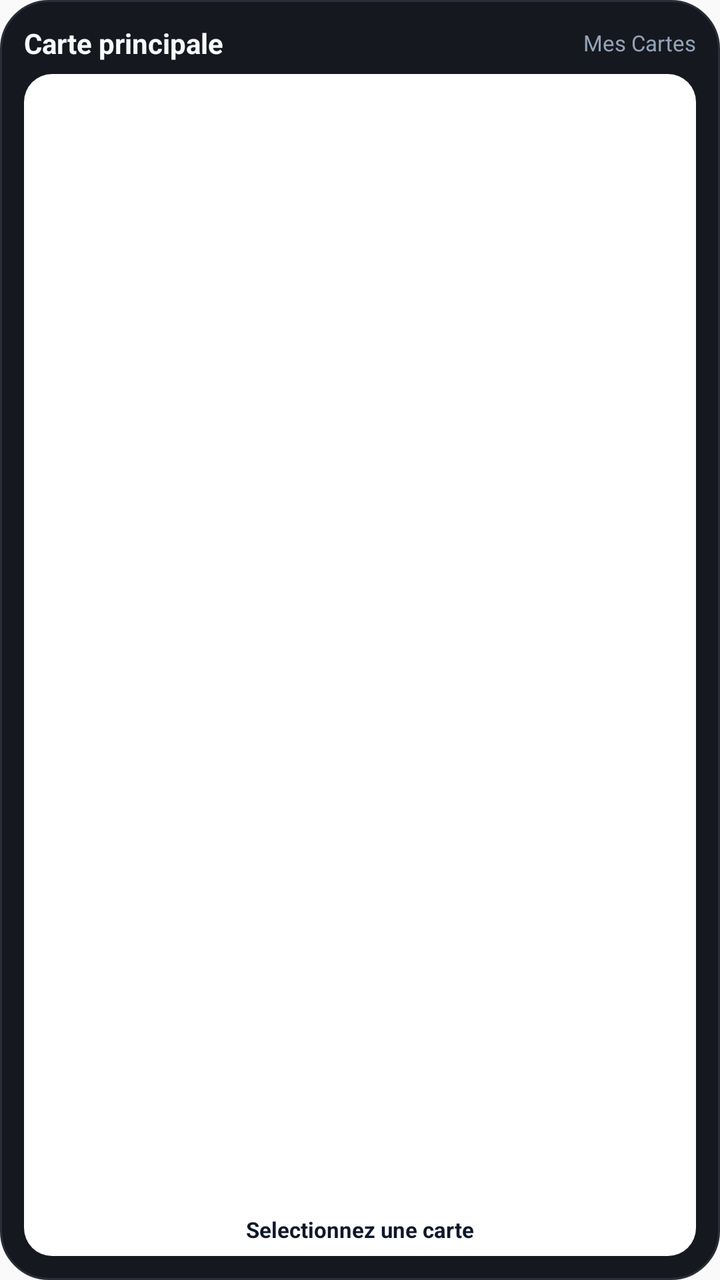
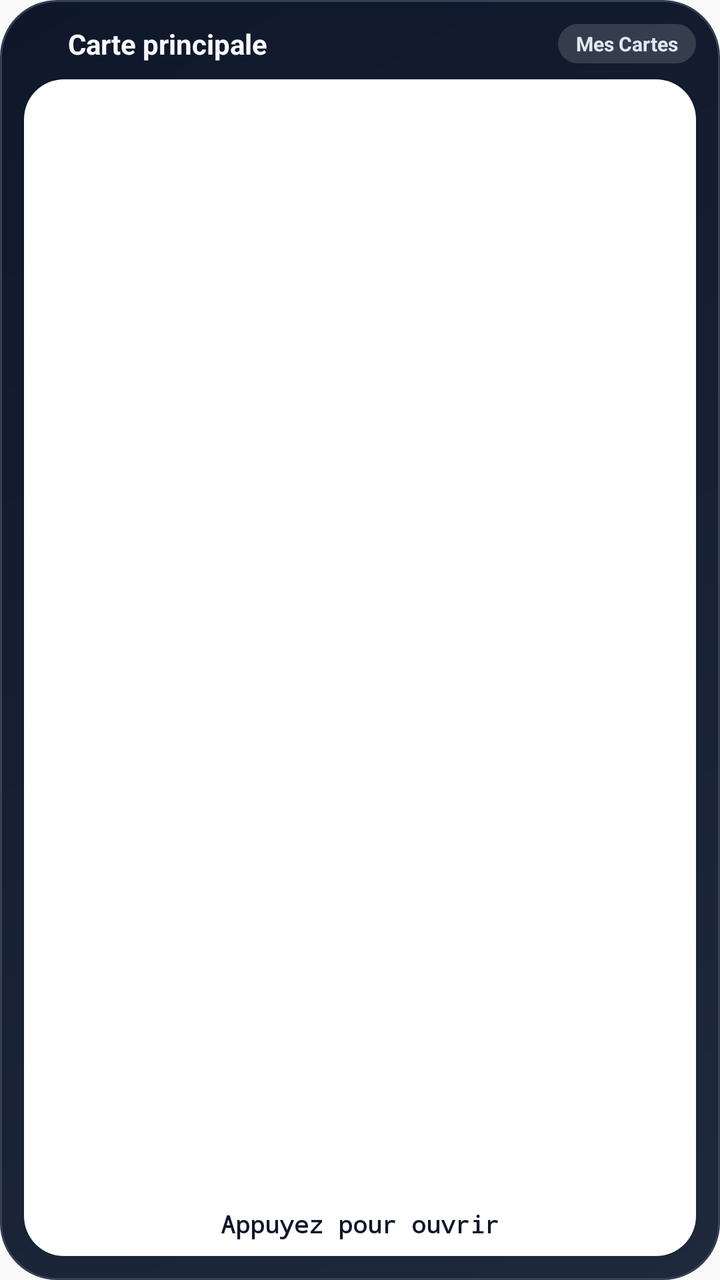

The first picture is an Android layout as it rendered before a commit; the second is the same layout after the commit. The layout source and the unified diff follow.
<!-- AndroidManifest.xml: application theme AppTheme -->
<!-- res/layout/widget_barcode_direct.xml -->
<?xml version="1.0" encoding="utf-8"?>
<LinearLayout xmlns:android="http://schemas.android.com/apk/res/android"
    android:id="@+id/barcode_widget_root"
    android:layout_width="match_parent"
    android:layout_height="match_parent"
    android:background="@drawable/widget_bg"
    android:orientation="vertical"
    android:padding="12dp">

    <LinearLayout
        android:layout_width="match_parent"
        android:layout_height="wrap_content"
        android:gravity="center_vertical"
        android:orientation="horizontal"
        android:paddingBottom="6dp">

        <TextView
            android:id="@+id/barcode_widget_title"
            android:layout_width="0dp"
            android:layout_height="wrap_content"
            android:layout_weight="1"
            android:ellipsize="end"
            android:maxLines="1"
            android:text="Carte principale"
            android:textColor="#F8FAFC"
            android:textSize="14sp"
            android:textStyle="bold" />

        <TextView
            android:id="@+id/barcode_widget_brand"
            android:layout_width="wrap_content"
            android:layout_height="wrap_content"
            android:text="Mes Cartes"
            android:textColor="#94A3B8"
            android:textSize="11sp" />
    </LinearLayout>

    <LinearLayout
        android:layout_width="match_parent"
        android:layout_height="0dp"
        android:layout_weight="1"
        android:background="@drawable/widget_white_box"
        android:gravity="center"
        android:orientation="vertical"
        android:paddingHorizontal="10dp"
        android:paddingVertical="6dp">

        <ImageView
            android:id="@+id/barcode_widget_image"
            android:layout_width="match_parent"
            android:layout_height="0dp"
            android:layout_weight="1"
            android:contentDescription="Code-barres de la carte"
            android:scaleType="fitCenter" />

        <TextView
            android:id="@+id/barcode_widget_number"
            android:layout_width="wrap_content"
            android:layout_height="wrap_content"
            android:layout_marginTop="2dp"
            android:ellipsize="end"
            android:maxLines="1"
            android:text="Selectionnez une carte"
            android:textColor="#0F172A"
            android:textSize="11sp"
            android:textStyle="bold" />
    </LinearLayout>
</LinearLayout>
<!-- resources referenced by this layout -->
<resources>
  <!-- drawable widget_bg (drawable) -->
  <?xml version="1.0" encoding="utf-8"?>
  <shape xmlns:android="http://schemas.android.com/apk/res/android" android:shape="rectangle">
      <solid android:color="#16181F" />
      <corners android:radius="24dp" />
      <stroke android:width="1dp" android:color="#2A2E3A" />
  </shape>
  <!-- drawable widget_white_box (drawable) -->
  <?xml version="1.0" encoding="utf-8"?>
  <shape xmlns:android="http://schemas.android.com/apk/res/android" android:shape="rectangle">
      <solid android:color="#FFFFFF" />
      <corners android:radius="14dp" />
  </shape>
  <style name="AppTheme" parent="Theme.AppCompat.Light.DarkActionBar">
          
          <item name="colorPrimary">@color/colorPrimary</item>
          <item name="colorPrimaryDark">@color/colorPrimaryDark</item>
          <item name="colorAccent">@color/colorAccent</item>
      </style>
</resources>

<!-- the commit's change to res/layout/widget_barcode_direct.xml (unified diff, before → after) -->
@@ -12,7 +12,14 @@
         android:layout_height="wrap_content"
         android:gravity="center_vertical"
         android:orientation="horizontal"
-        android:paddingBottom="6dp">
+        android:paddingBottom="8dp">
+
+        <ImageView
+            android:id="@+id/barcode_widget_accent"
+            android:layout_width="14dp"
+            android:layout_height="14dp"
+            android:layout_marginEnd="8dp"
+            android:contentDescription="Couleur carte" />
 
         <TextView
             android:id="@+id/barcode_widget_title"
@@ -30,9 +37,13 @@
             android:id="@+id/barcode_widget_brand"
             android:layout_width="wrap_content"
             android:layout_height="wrap_content"
+            android:background="@drawable/widget_pill_btn"
+            android:paddingHorizontal="9dp"
+            android:paddingVertical="3dp"
             android:text="Mes Cartes"
-            android:textColor="#94A3B8"
-            android:textSize="11sp" />
+            android:textColor="#E2E8F0"
+            android:textSize="10sp"
+            android:textStyle="bold" />
     </LinearLayout>
 
     <LinearLayout
@@ -42,8 +53,8 @@
         android:background="@drawable/widget_white_box"
         android:gravity="center"
         android:orientation="vertical"
-        android:paddingHorizontal="10dp"
-        android:paddingVertical="6dp">
+        android:paddingHorizontal="12dp"
+        android:paddingVertical="8dp">
 
         <ImageView
             android:id="@+id/barcode_widget_image"
@@ -57,12 +68,13 @@
             android:id="@+id/barcode_widget_number"
             android:layout_width="wrap_content"
             android:layout_height="wrap_content"
-            android:layout_marginTop="2dp"
+            android:layout_marginTop="3dp"
             android:ellipsize="end"
             android:maxLines="1"
-            android:text="Selectionnez une carte"
+            android:text="Appuyez pour ouvrir"
             android:textColor="#0F172A"
-            android:textSize="11sp"
-            android:textStyle="bold" />
+            android:textSize="12sp"
+            android:textStyle="bold"
+            android:typeface="monospace" />
     </LinearLayout>
 </LinearLayout>
<!-- resource entries referenced after the edit -->
@@ -3,15 +3,25 @@
   <!-- drawable widget_bg (drawable) -->
   <?xml version="1.0" encoding="utf-8"?>
   <shape xmlns:android="http://schemas.android.com/apk/res/android" android:shape="rectangle">
-      <solid android:color="#16181F" />
-      <corners android:radius="24dp" />
-      <stroke android:width="1dp" android:color="#2A2E3A" />
+      <gradient
+          android:angle="315"
+          android:startColor="#0F172A"
+          android:endColor="#1E293B"
+          android:type="linear" />
+      <corners android:radius="28dp" />
+      <stroke android:width="1dp" android:color="#334155" />
+  </shape>
+  <!-- drawable widget_pill_btn (drawable) -->
+  <?xml version="1.0" encoding="utf-8"?>
+  <shape xmlns:android="http://schemas.android.com/apk/res/android" android:shape="rectangle">
+      <solid android:color="#26FFFFFF" />
+      <corners android:radius="50dp" />
   </shape>
   <!-- drawable widget_white_box (drawable) -->
   <?xml version="1.0" encoding="utf-8"?>
   <shape xmlns:android="http://schemas.android.com/apk/res/android" android:shape="rectangle">
       <solid android:color="#FFFFFF" />
-      <corners android:radius="14dp" />
+      <corners android:radius="20dp" />
   </shape>
   <style name="AppTheme" parent="Theme.AppCompat.Light.DarkActionBar">
           
